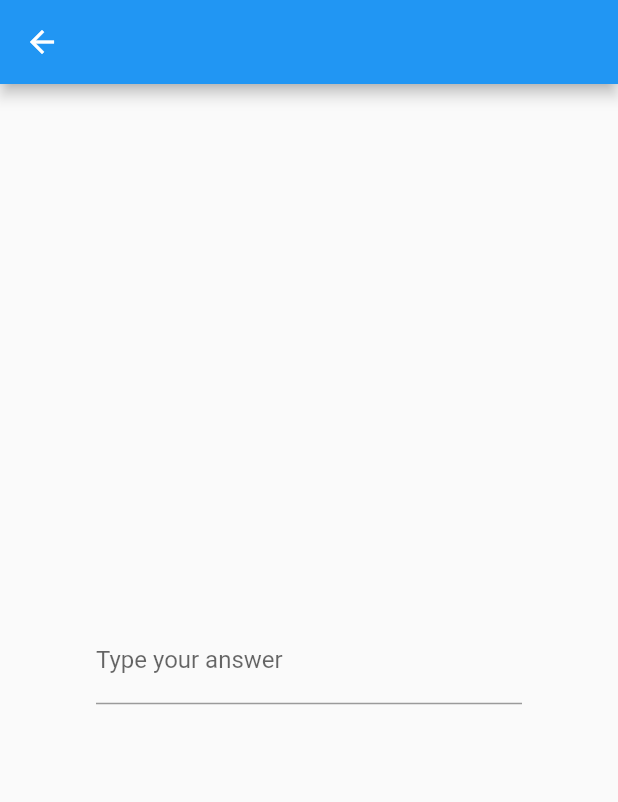
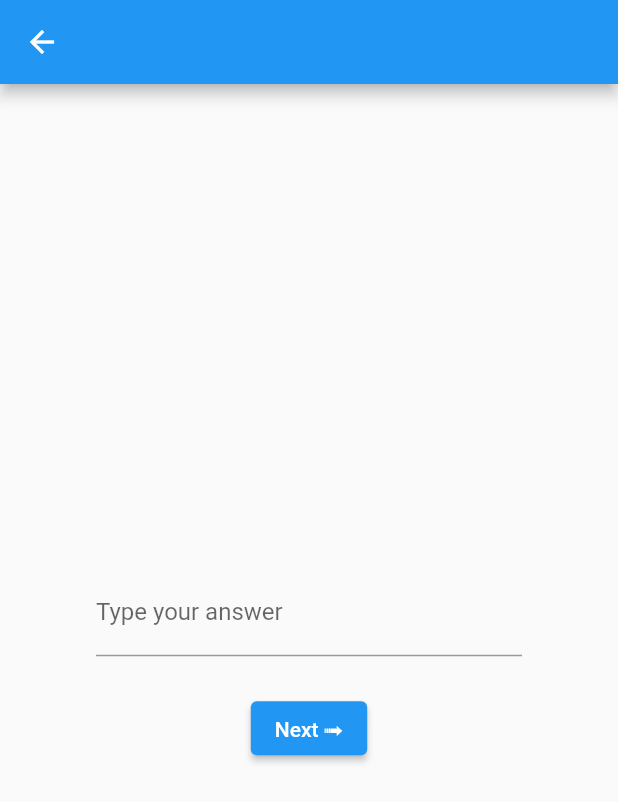
Before and after one commit to cyclexit/object_guesser, a Flutter app: the AboutPage screen opened by its route, on a phone screen of 412 x 824 dp. Shown: the top 802 px of the screen. Run offline on Flutter 3.47's test engine with Material 2 defaults, Android fonts, the phone set to English and light mode, and no system bars; our stand-ins replace font_awesome_flutter.

Commit message:
Add next button to about page

```diff
--- a/lib/ui/pages/about/about.dart
+++ b/lib/ui/pages/about/about.dart
@@ -1,4 +1,5 @@
 import 'package:flutter/material.dart';
+import 'package:object_guesser/ui/widgets/next_button.dart';
 
 import 'package:object_guesser/ui/widgets/user_input_field.dart';
 
@@ -15,7 +16,7 @@ class AboutPage extends StatelessWidget {
         child: Column(
           mainAxisAlignment: MainAxisAlignment.center,
           mainAxisSize: MainAxisSize.min,
-          children: const [UserInputField()],
+          children: [const UserInputField(), NextButton(onPressed: () {})],
         ),
       ),
     );
```
